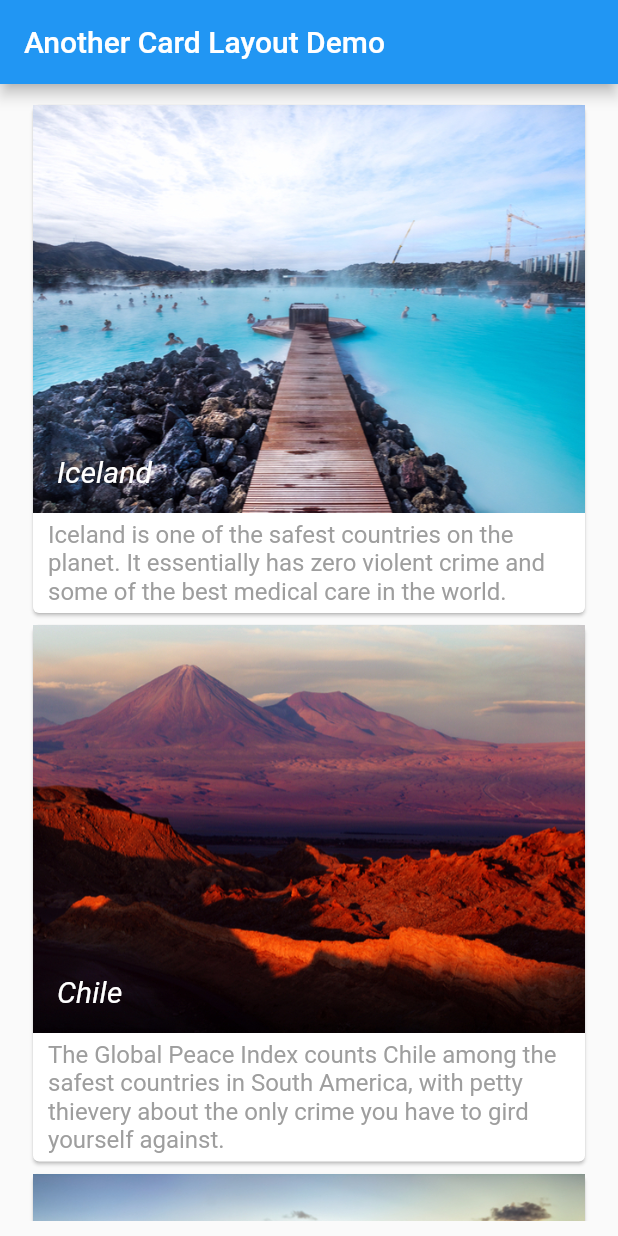
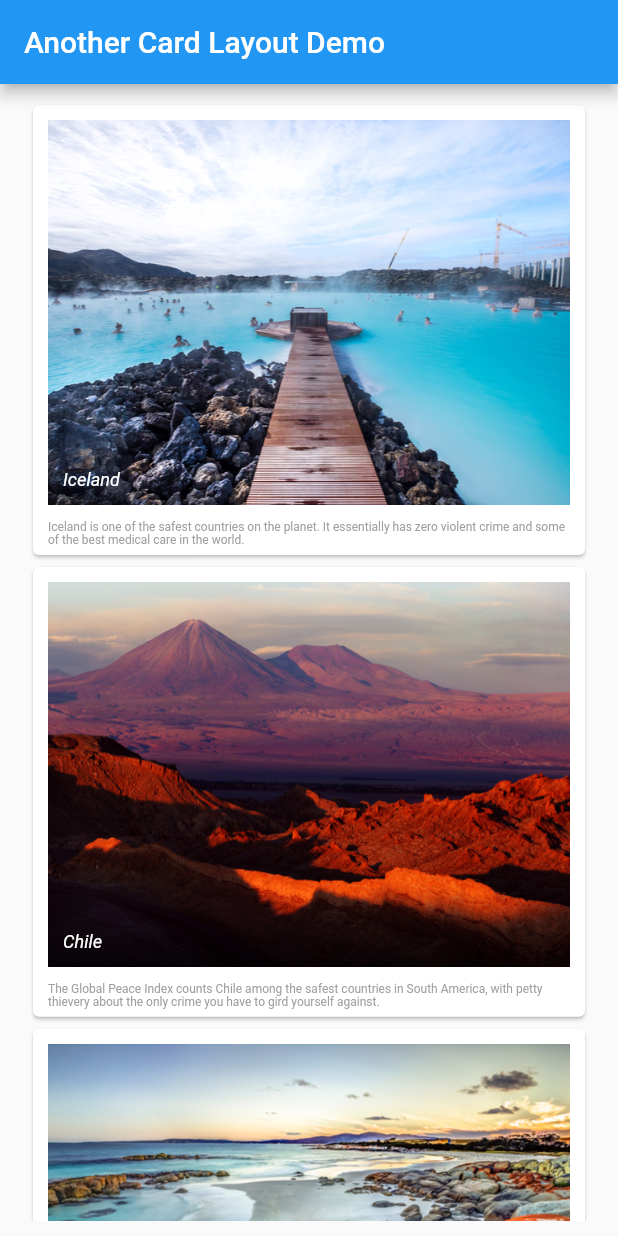
Before and after one commit to AdamZHANG123/intr_to_widgets, a Flutter app: the screen it shows after launch, on a phone screen of 412 x 824 dp. Run offline on Flutter 3.47's test engine with Material 2 defaults, Android fonts, the phone set to English and light mode, and no system bars.

Commit message:
modify style
Modified some style of the last card layout displays.

```diff
--- a/lib/card.dart
+++ b/lib/card.dart
@@ -47,18 +47,9 @@ class CardDemoPage extends StatelessWidget {
     );
     return ListTile(
       leading: (icon != null && icon is Icon) ? icon : null,
-      title: content != null
-          ? Text(
-              content,
-              style: _myContentStyle,
-            )
-          : null,
-      subtitle: subContent != null
-          ? Text(
-              subContent,
-              style: _myContentStyle,
-            )
-          : null,
+      title: content != null ? Text(content, style: _myContentStyle) : null,
+      subtitle:
+          subContent != null ? Text(subContent, style: _myContentStyle) : null,
     );
   }
 
@@ -78,34 +69,33 @@ class CardDemoPage extends StatelessWidget {
             Stack(
               children: <Widget>[
                 Positioned(
+                  child: Padding(
+                    padding: const EdgeInsets.all(10.0),
                     child: Image.asset(
                       destination.assetName,
                       fit: BoxFit.cover,
                     ),
                   ),
+                ),
                 Positioned(
-                  bottom: 16.0,
-                  left: 16.0,
-                  child: FittedBox(
-                    fit: BoxFit.scaleDown,
-                    alignment: Alignment.centerLeft,
+                  bottom: 20.0,
+                  left: 20.0,
                   child: Text(
                     destination.title,
                     style: TextStyle(
-                          fontSize: 20,
+                        fontSize: 12,
                         color: Colors.white,
                         fontStyle: FontStyle.italic),
-                    ),
                   ),
                 ),
               ],
             ),
             Padding(
-              padding: const EdgeInsets.symmetric(horizontal: 10, vertical: 5),
+              padding: const EdgeInsets.fromLTRB(10, 0, 10, 5),
               child: Text(
                 destination.description,
                 style: TextStyle(
-                  fontSize: 16,
+                  fontSize: 8,
                   color: Colors.grey,
                 ),
               ),
```
Lines whose indentation alone changed are shown as unchanged.
